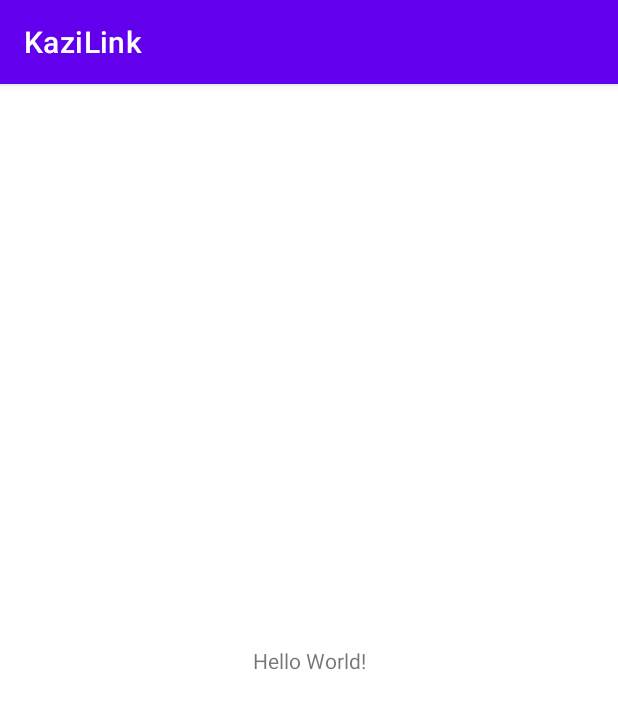
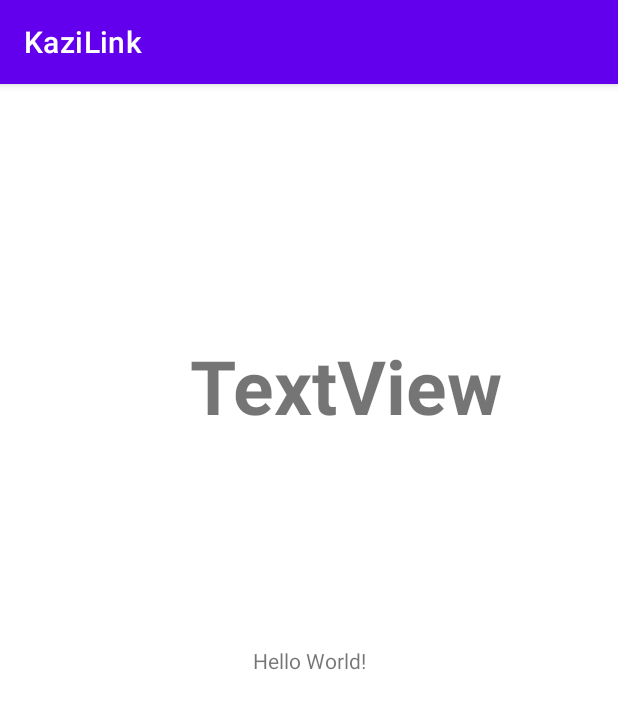
Before and after one commit to KimAdrian/KaziLink, an Android app: the screen it shows after launch (MainActivity), on a phone screen of 412 x 824 dp. Shown: the top 709 px of the screen. Run offline under Robolectric (Android 15) with nearby library versions, the phone set to English and light mode, and no system bars.

Commit message:
Added a Text View

```diff
--- a/app/src/main/java/com/kimadrian/kazilink/MainActivity.java
+++ b/app/src/main/java/com/kimadrian/kazilink/MainActivity.java
@@ -10,5 +10,6 @@ public class MainActivity extends AppCompatActivity {
     protected void onCreate(Bundle savedInstanceState) {
         super.onCreate(savedInstanceState);
         setContentView(R.layout.activity_main);
+
     }
 }
--- a/app/src/main/res/layout/activity_main.xml
+++ b/app/src/main/res/layout/activity_main.xml
@@ -7,6 +7,7 @@
     tools:context=".MainActivity">
 
     <TextView
+        android:id="@+id/textView2"
         android:layout_width="wrap_content"
         android:layout_height="wrap_content"
         android:text="Hello World!"
@@ -15,4 +16,19 @@
         app:layout_constraintRight_toRightOf="parent"
         app:layout_constraintTop_toTopOf="parent" />
 
+    <TextView
+        android:id="@+id/textView"
+        android:layout_width="231dp"
+        android:layout_height="111dp"
+        android:text="TextView"
+        android:textSize="50sp"
+        android:gravity="center"
+        android:textStyle="bold"
+        app:layout_constraintBottom_toTopOf="@+id/textView2"
+        app:layout_constraintEnd_toEndOf="parent"
+        app:layout_constraintHorizontal_bias="0.633"
+        app:layout_constraintStart_toStartOf="parent"
+        app:layout_constraintTop_toTopOf="parent"
+        app:layout_constraintVertical_bias="0.551" />
+
 </androidx.constraintlayout.widget.ConstraintLayout>
```
